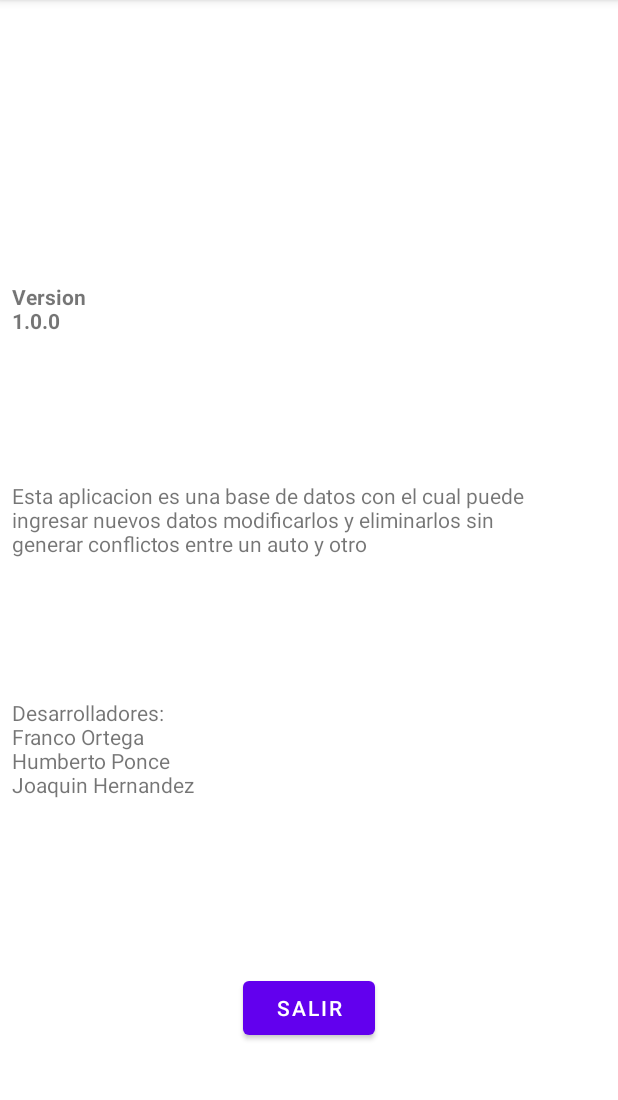
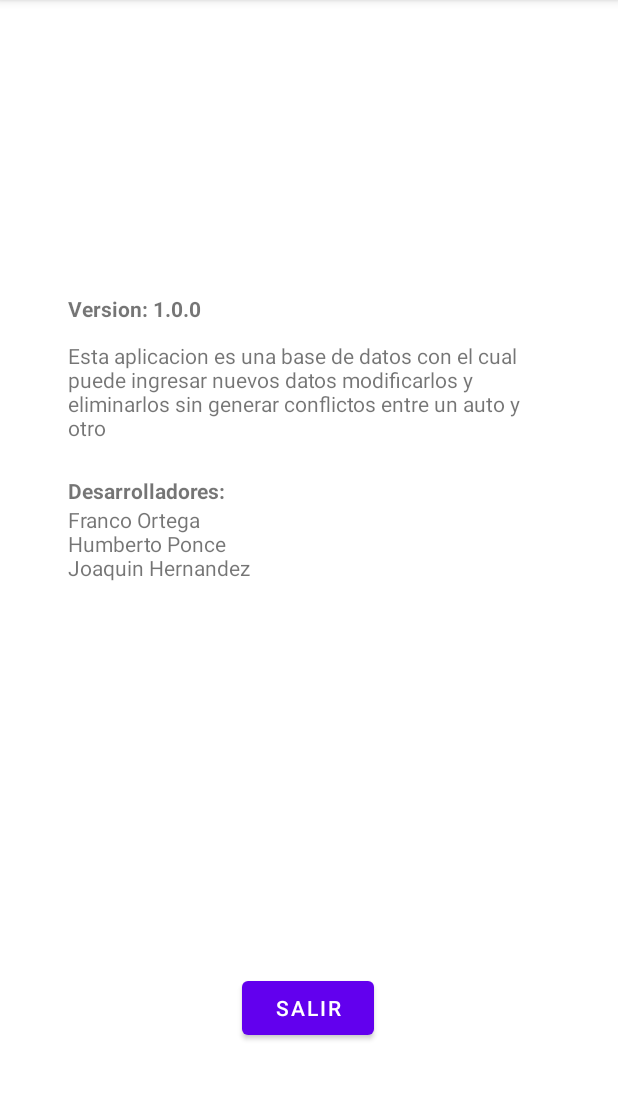
Before and after one commit to kaitomugui/certamen2, an Android app: the AcercaDe screen opened directly, with no data from a screen before it, on a phone screen of 412 x 824 dp, the part 84-1184 px from its top. Run offline under Robolectric (Android 15) with nearby library versions, the phone set to English and light mode, and no system bars.

Commit message:
Cambios menores en acerca de

```diff
--- a/app/src/main/java/com/example/certamen2/AcercaDe.kt
+++ b/app/src/main/java/com/example/certamen2/AcercaDe.kt
@@ -17,9 +17,9 @@ class AcercaDe : AppCompatActivity() {
         val buttonASalir = findViewById<TextView>(R.id.buttonASalir)
 
 
-        TextViewADV.setText("Version 1.0.0")
+        TextViewADV.setText("Version: 1.0.0")
         TextViewADD.setText("Esta aplicacion es una base de datos con el cual puede ingresar nuevos datos modificarlos y eliminarlos sin generar conflictos entre un auto y otro")
-        TextViewADC.setText("Desarrolladores:" + "" + "Franco Ortega Humberto Ponce Joaquin Hernandez")
+        TextViewADC.setText("Franco Ortega Humberto Ponce Joaquin Hernandez")
 
 
 
--- a/app/src/main/res/layout/activity_acerca_de.xml
+++ b/app/src/main/res/layout/activity_acerca_de.xml
@@ -14,44 +14,50 @@
         android:text="Salir"
         app:layout_constraintBottom_toBottomOf="parent"
         app:layout_constraintEnd_toEndOf="parent"
-        app:layout_constraintStart_toStartOf="parent" />
+        app:layout_constraintHorizontal_bias="0.498"
+        app:layout_constraintStart_toStartOf="parent"
+        app:layout_constraintTop_toBottomOf="@+id/linearLayout4"
+        app:layout_constraintVertical_bias="1.0" />
+
+    <LinearLayout
+        android:id="@+id/linearLayout4"
+        android:layout_width="321dp"
+        android:layout_height="339dp"
+        android:layout_marginStart="1dp"
+        android:layout_marginLeft="1dp"
+        android:layout_marginTop="196dp"
+        android:layout_marginEnd="1dp"
+        android:layout_marginRight="1dp"
+        android:orientation="vertical"
+        app:layout_constraintEnd_toEndOf="parent"
+        app:layout_constraintStart_toStartOf="parent"
+        app:layout_constraintTop_toTopOf="parent">
 
         <TextView
             android:id="@+id/TextViewADV"
-        android:layout_width="84dp"
-        android:layout_height="0dp"
-        android:layout_marginStart="8dp"
-        android:layout_marginLeft="8dp"
-        android:layout_marginTop="188dp"
-        android:layout_marginBottom="20dp"
+            android:layout_width="114dp"
+            android:layout_height="31dp"
             android:text="TextView"
-        android:textStyle="bold"
-        app:layout_constraintBottom_toTopOf="@+id/TextViewADD"
-        app:layout_constraintStart_toStartOf="parent"
-        app:layout_constraintTop_toTopOf="parent" />
+            android:textStyle="bold" />
 
         <TextView
             android:id="@+id/TextViewADD"
-        android:layout_width="358dp"
-        android:layout_height="0dp"
-        android:layout_marginStart="8dp"
-        android:layout_marginLeft="8dp"
-        android:layout_marginBottom="32dp"
-        android:text="TextView"
-        app:layout_constraintBottom_toTopOf="@+id/TextViewADC"
-        app:layout_constraintStart_toStartOf="parent"
-        app:layout_constraintTop_toBottomOf="@+id/TextViewADV" />
+            android:layout_width="301dp"
+            android:layout_height="90dp"
+            android:text="TextView" />
+
+        <TextView
+            android:id="@+id/tvADesarrolladores"
+            android:layout_width="match_parent"
+            android:layout_height="wrap_content"
+            android:text="Desarrolladores:"
+            android:textStyle="bold" />
 
         <TextView
             android:id="@+id/TextViewADC"
-        android:layout_width="125dp"
-        android:layout_height="0dp"
-        android:layout_marginStart="8dp"
-        android:layout_marginLeft="8dp"
-        android:layout_marginBottom="190dp"
-        android:text="TextView"
-        app:layout_constraintBottom_toBottomOf="parent"
-        app:layout_constraintStart_toStartOf="parent"
-        app:layout_constraintTop_toBottomOf="@+id/TextViewADD" />
+            android:layout_width="130dp"
+            android:layout_height="104dp"
+            android:text="TextView" />
+    </LinearLayout>
 
 </androidx.constraintlayout.widget.ConstraintLayout>
```
Lines whose indentation alone changed are shown as unchanged.
